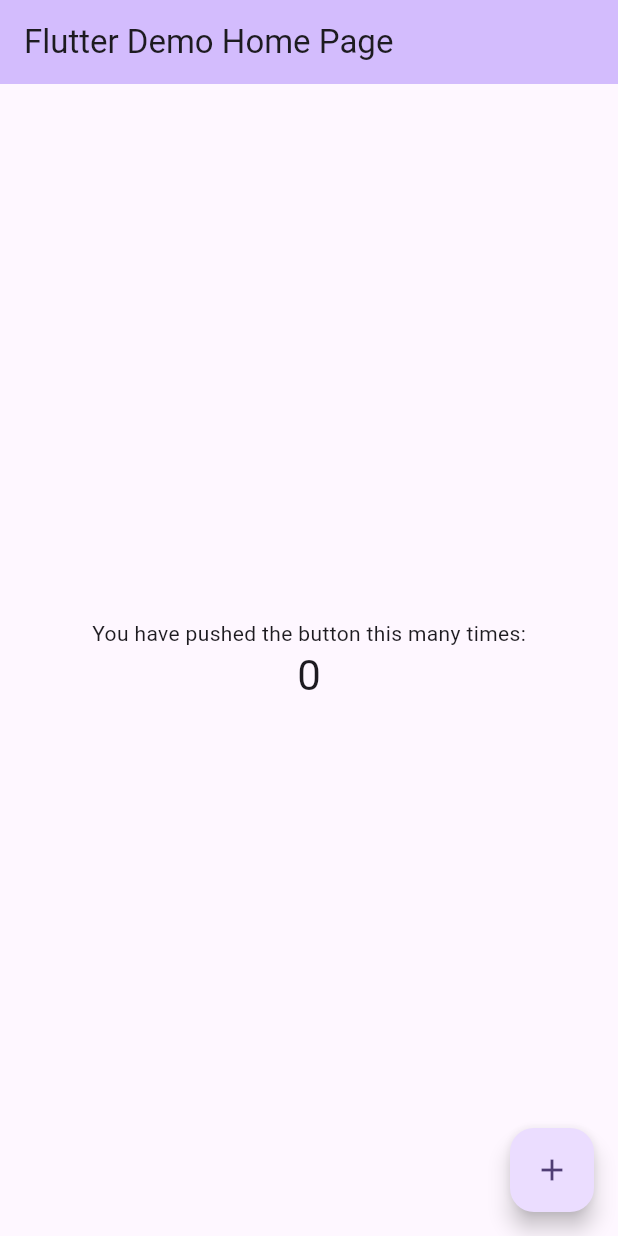
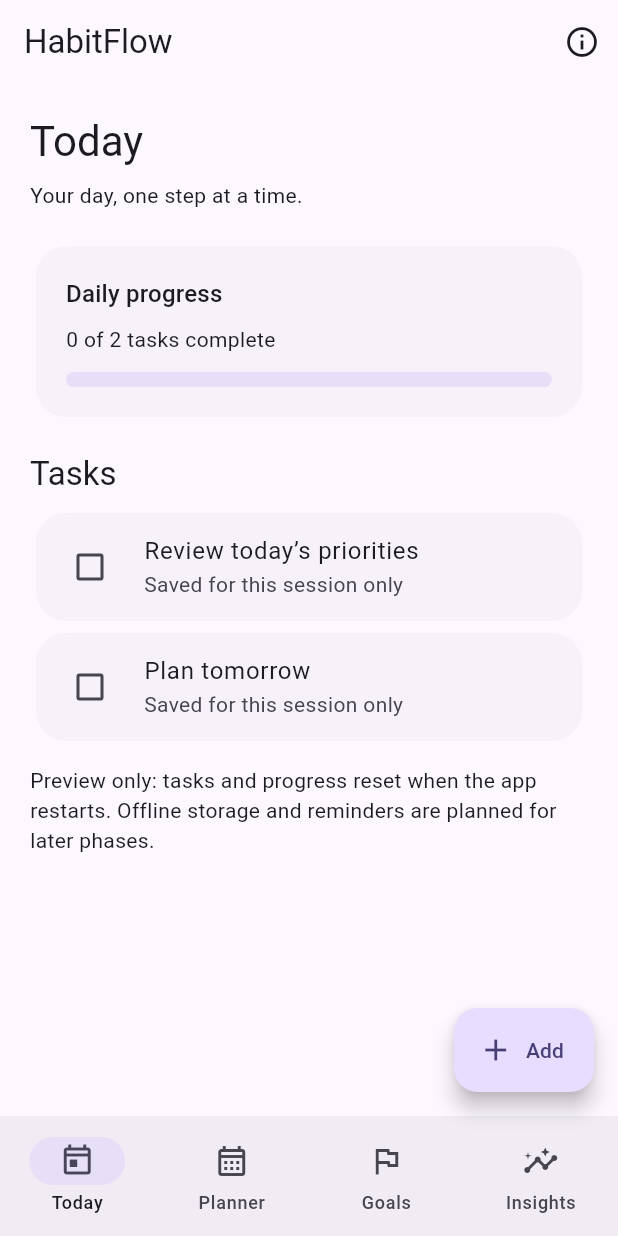
Before and after one commit to InKunalMahajan/HabitFlow, a Flutter app: the screen it shows after launch, on a phone screen of 412 x 824 dp. Run offline on Flutter 3.47's test engine with Material 3 defaults, Android fonts, the phone set to English and light mode, and no system bars.

Commit message:
Phase 03: Implement responsive shell and Today preview

```diff
--- a/app/lib/main.dart
+++ b/app/lib/main.dart
@@ -1,121 +1,254 @@
-import 'package:material_ui/material_ui.dart';
+import 'package:flutter/material.dart';
+import 'core/theme/app_theme.dart';
 
-void main() {
-  runApp(const MyApp());
-}
+void main() => runApp(const HabitFlowApp());
 
-class MyApp extends StatelessWidget {
-  const MyApp({super.key});
+class HabitFlowApp extends StatelessWidget {
+  const HabitFlowApp({super.key});
 
-  // This widget is the root of your application.
   @override
   Widget build(BuildContext context) {
     return MaterialApp(
-      title: 'Flutter Demo',
-      theme: ThemeData(
-        // This is the theme of your application.
-        //
-        // TRY THIS: Try running your application with "flutter run". You'll see
-        // the application has a purple toolbar. Then, without quitting the app,
-        // try changing the seedColor in the colorScheme below to Colors.green
-        // and then invoke "hot reload" (save your changes or press the "hot
-        // reload" button in a Flutter-supported IDE, or press "r" if you used
-        // the command line to start the app).
-        //
-        // Notice that the counter didn't reset back to zero; the application
-        // state is not lost during the reload. To reset the state, use hot
-        // restart instead.
-        //
-        // This works for code too, not just values: Most code changes can be
-        // tested with just a hot reload.
-        colorScheme: .fromSeed(seedColor: Colors.deepPurple),
-      ),
-      home: const MyHomePage(title: 'Flutter Demo Home Page'),
+      title: 'HabitFlow',
+      debugShowCheckedModeBanner: false,
+      theme: AppTheme.light,
+      darkTheme: AppTheme.dark,
+      themeMode: ThemeMode.system,
+      home: const HabitFlowShell(),
     );
   }
 }
 
-class MyHomePage extends StatefulWidget {
-  const MyHomePage({super.key, required this.title});
-
-  // This widget is the home page of your application. It is stateful, meaning
-  // that it has a State object (defined below) that contains fields that affect
-  // how it looks.
-
-  // This class is the configuration for the state. It holds the values (in this
-  // case the title) provided by the parent (in this case the App widget) and
-  // used by the build method of the State. Fields in a Widget subclass are
-  // always marked "final".
-
-  final String title;
+/// Phase 03 shell. Sample content is in memory and resets on restart.
+class HabitFlowShell extends StatefulWidget {
+  const HabitFlowShell({super.key});
 
   @override
-  State<MyHomePage> createState() => _MyHomePageState();
+  State<HabitFlowShell> createState() => _HabitFlowShellState();
 }
 
-class _MyHomePageState extends State<MyHomePage> {
-  int _counter = 0;
+class _HabitFlowShellState extends State<HabitFlowShell> {
+  int _selected = 0;
+  final List<String> _tasks = ['Review today’s priorities', 'Plan tomorrow'];
+  final Set<String> _completed = {};
+  static const _titles = ['Today', 'Planner', 'Goals', 'Insights'];
+  static const _icons = [
+    Icons.today_outlined,
+    Icons.calendar_month_outlined,
+    Icons.flag_outlined,
+    Icons.insights_outlined,
+  ];
 
-  void _incrementCounter() {
-    setState(() {
-      // This call to setState tells the Flutter framework that something has
-      // changed in this State, which causes it to rerun the build method below
-      // so that the display can reflect the updated values. If we changed
-      // _counter without calling setState(), then the build method would not be
-      // called again, and so nothing would appear to happen.
-      _counter++;
-    });
+  Future<void> _quickAdd() async {
+    final controller = TextEditingController();
+    try {
+      await showModalBottomSheet<void>(
+        context: context,
+        isScrollControlled: true,
+        showDragHandle: true,
+        builder: (sheetContext) => Padding(
+          padding: EdgeInsets.fromLTRB(
+            24, 8, 24, MediaQuery.viewInsetsOf(sheetContext).bottom + 24,
+          ),
+          child: SafeArea(
+            top: false,
+            child: Column(
+              mainAxisSize: MainAxisSize.min,
+              crossAxisAlignment: CrossAxisAlignment.stretch,
+              children: [
+                Text('Quick add task',
+                    style: Theme.of(sheetContext).textTheme.titleLarge),
+                const SizedBox(height: 16),
+                TextField(
+                  controller: controller,
+                  autofocus: true,
+                  maxLength: 120,
+                  textCapitalization: TextCapitalization.sentences,
+                  decoration: const InputDecoration(
+                    labelText: 'Task name',
+                    hintText: 'What would you like to do?',
+                  ),
+                ),
+                const SizedBox(height: 8),
+                FilledButton.icon(
+                  onPressed: () {
+                    final value = controller.text.trim();
+                    if (value.isEmpty) return;
+                    setState(() {
+                      _tasks.add(value);
+                      _selected = 0;
+                    });
+                    Navigator.pop(sheetContext);
+                    ScaffoldMessenger.of(context).showSnackBar(
+                      const SnackBar(content: Text('Task added for this session')),
+                    );
+                  },
+                  icon: const Icon(Icons.add),
+                  label: const Text('Add task'),
+                ),
+              ],
+            ),
+          ),
+        ),
+      );
+    } finally {
+      controller.dispose();
+    }
   }
 
   @override
   Widget build(BuildContext context) {
-    // This method is rerun every time setState is called, for instance as done
-    // by the _incrementCounter method above.
-    //
-    // The Flutter framework has been optimized to make rerunning build methods
-    // fast, so that you can just rebuild anything that needs updating rather
-    // than having to individually change instances of widgets.
+    final width = MediaQuery.sizeOf(context).width;
+    final wide = width >= 600;
+    final expanded = width >= 840;
+    final scheme = Theme.of(context).colorScheme;
+    final content = _selected == 0
+        ? _todayPage(context)
+        : _placeholderPage(context, _titles[_selected]);
+
     return Scaffold(
       appBar: AppBar(
-        // TRY THIS: Try changing the color here to a specific color (to
-        // Colors.amber, perhaps?) and trigger a hot reload to see the AppBar
-        // change color while the other colors stay the same.
-        backgroundColor: Theme.of(context).colorScheme.inversePrimary,
-        // Here we take the value from the MyHomePage object that was created by
-        // the App.build method, and use it to set our appbar title.
-        title: Text(widget.title),
+        title: const Text('HabitFlow'),
+        actions: [
+          IconButton(
+            tooltip: 'About this preview',
+            icon: const Icon(Icons.info_outline),
+            onPressed: () => showAboutDialog(
+              context: context,
+              applicationName: 'HabitFlow',
+              children: [
+                const Text('Phase 03 preview: sample data is not saved yet.'),
+              ],
+            ),
+          ),
+        ],
       ),
-      body: Center(
-        // Center is a layout widget. It takes a single child and positions it
-        // in the middle of the parent.
-        child: Column(
-          // Column is also a layout widget. It takes a list of children and
-          // arranges them vertically. By default, it sizes itself to fit its
-          // children horizontally, and tries to be as tall as its parent.
-          //
-          // Column has various properties to control how it sizes itself and
-          // how it positions its children. Here we use mainAxisAlignment to
-          // center the children vertically; the main axis here is the vertical
-          // axis because Columns are vertical (the cross axis would be
-          // horizontal).
-          //
-          // TRY THIS: Invoke "debug painting" (choose the "Toggle Debug Paint"
-          // action in the IDE, or press "p" in the console), to see the
-          // wireframe for each widget.
-          mainAxisAlignment: .center,
+      body: Row(
+        children: [
+          if (wide)
+            NavigationRail(
+              extended: expanded,
+              selectedIndex: _selected,
+              onDestinationSelected: (index) => setState(() => _selected = index),
+              labelType: expanded ? NavigationRailLabelType.none : NavigationRailLabelType.all,
+              destinations: List.generate(
+                _titles.length,
+                (index) => NavigationRailDestination(
+                  icon: Icon(_icons[index]),
+                  selectedIcon: Icon(_icons[index], color: scheme.primary),
+                  label: Text(_titles[index]),
+                ),
+              ),
+            ),
+          Expanded(child: content),
+        ],
+      ),
+      bottomNavigationBar: wide
+          ? null
+          : NavigationBar(
+              selectedIndex: _selected,
+              onDestinationSelected: (index) => setState(() => _selected = index),
+              destinations: List.generate(
+                _titles.length,
+                (index) => NavigationDestination(
+                  icon: Icon(_icons[index]),
+                  label: _titles[index],
+                ),
+              ),
+            ),
+      floatingActionButton: FloatingActionButton.extended(
+        tooltip: 'Add a task',
+        onPressed: _quickAdd,
+        icon: const Icon(Icons.add),
+        label: const Text('Add'),
+      ),
+    );
+  }
+
+  Widget _todayPage(BuildContext context) {
+    final theme = Theme.of(context);
+    final done = _completed.length;
+    final total = _tasks.length;
+    return Center(
+      child: ConstrainedBox(
+        constraints: const BoxConstraints(maxWidth: 880),
+        child: ListView(
+          padding: const EdgeInsets.fromLTRB(20, 20, 20, 112),
           children: [
-            const Text('You have pushed the button this many times:'),
-            Text(
-              '$_counter',
-              style: Theme.of(context).textTheme.headlineMedium,
+            Text('Today', style: theme.textTheme.headlineMedium),
+            const SizedBox(height: 8),
+            const Text('Your day, one step at a time.'),
+            const SizedBox(height: 20),
+            Card(
+              child: Padding(
+                padding: const EdgeInsets.all(20),
+                child: Column(
+                  crossAxisAlignment: CrossAxisAlignment.start,
+                  children: [
+                    Text('Daily progress', style: theme.textTheme.titleMedium),
+                    const SizedBox(height: 8),
+                    Text('$done of $total tasks complete',
+                        key: const Key('progress-label')),
+                    const SizedBox(height: 12),
+                    Semantics(
+                      label: 'Daily progress',
+                      value: '$done of $total tasks complete',
+                      child: LinearProgressIndicator(
+                        value: total == 0 ? 0 : done / total,
+                        minHeight: 10,
+                        borderRadius: BorderRadius.circular(10),
+                      ),
+                    ),
+                  ],
+                ),
+              ),
+            ),
+            const SizedBox(height: 20),
+            Text('Tasks', style: theme.textTheme.titleLarge),
+            const SizedBox(height: 8),
+            ..._tasks.map((task) => Card(
+                  key: ValueKey('task-$task'),
+                  child: CheckboxListTile(
+                    value: _completed.contains(task),
+                    title: Text(task),
+                    subtitle: const Text('Saved for this session only'),
+                    controlAffinity: ListTileControlAffinity.leading,
+                    onChanged: (checked) => setState(() {
+                      if (checked == true) {
+                        _completed.add(task);
+                      } else {
+                        _completed.remove(task);
+                      }
+                    }),
+                  ),
+                )),
+            const SizedBox(height: 12),
+            const Text(
+              'Preview only: tasks and progress reset when the app restarts. '
+              'Offline storage and reminders are planned for later phases.',
             ),
           ],
         ),
       ),
-      floatingActionButton: FloatingActionButton(
-        onPressed: _incrementCounter,
-        tooltip: 'Increment',
-        child: const Icon(Icons.add),
+    );
+  }
+
+  Widget _placeholderPage(BuildContext context, String title) {
+    return Center(
+      child: Padding(
+        padding: const EdgeInsets.all(24),
+        child: Column(
+          mainAxisSize: MainAxisSize.min,
+          children: [
+            Icon(Icons.construction_outlined,
+                size: 48, color: Theme.of(context).colorScheme.primary),
+            const SizedBox(height: 16),
+            Text(title, style: Theme.of(context).textTheme.headlineSmall),
+            const SizedBox(height: 8),
+            const Text('This feature is planned for a future phase.',
+                textAlign: TextAlign.center),
+          ],
+        ),
       ),
     );
   }
```
